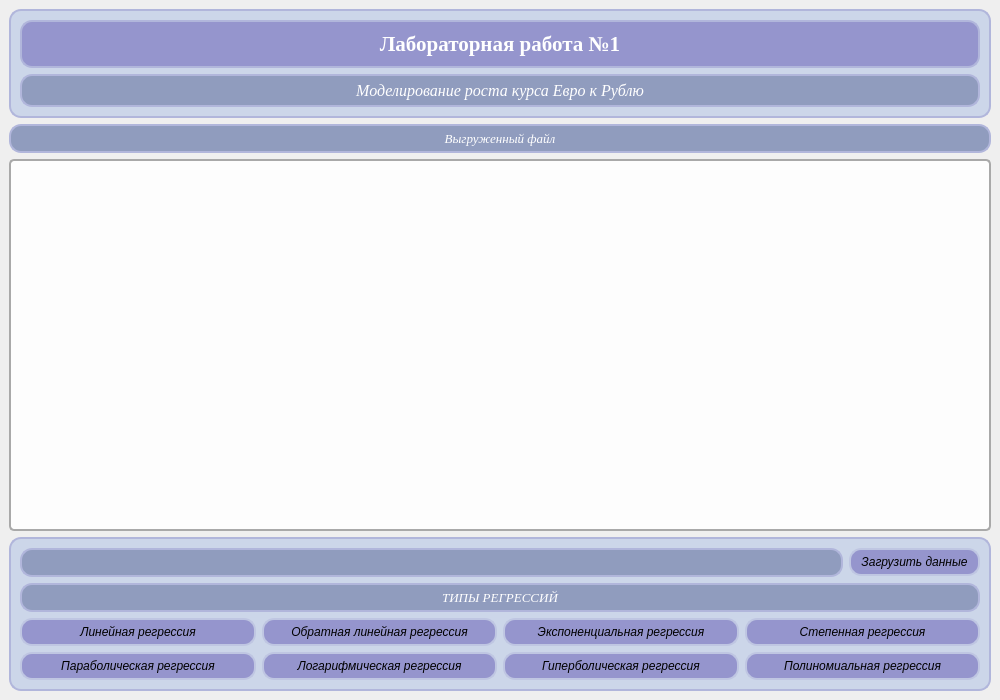
The window that Classical mathematical models of complex system/Laba1_EuroToRubleExchangeRate/mainwindow.ui (ImmortalAbode/Master_degree_uni-assignments) describes before a commit, drawn with Qt 5.
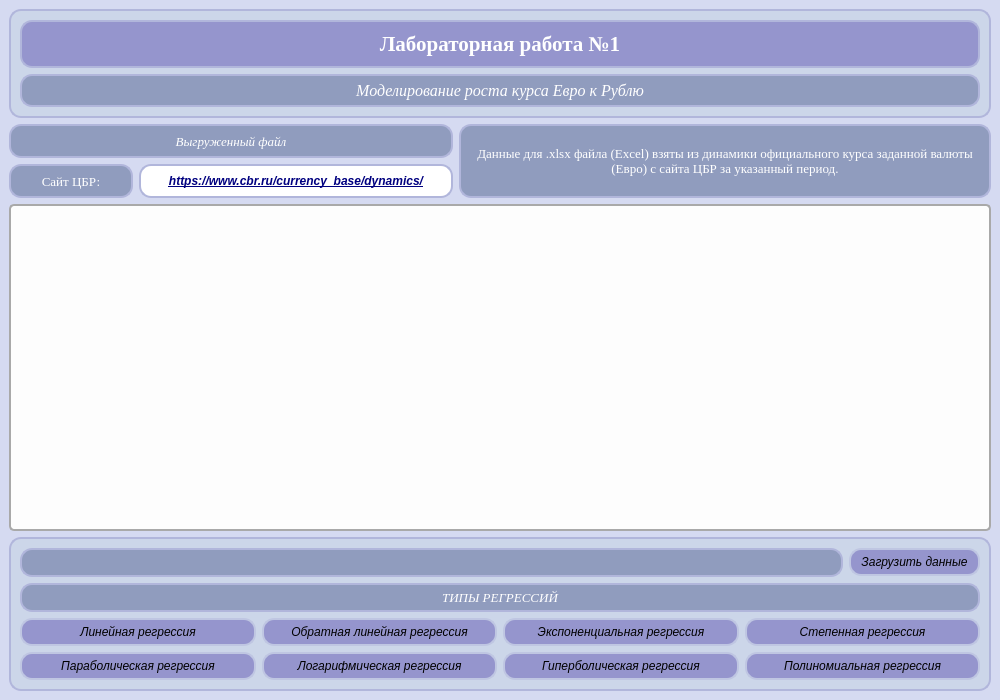
The same window after the commit.

The edit to the form file:
```diff
--- a/Classical mathematical models of complex system/Laba1_EuroToRubleExchangeRate/mainwindow.ui
+++ b/Classical mathematical models of complex system/Laba1_EuroToRubleExchangeRate/mainwindow.ui
@@ -20,13 +20,15 @@
    <string>MainWindow</string>
   </property>
   <property name="styleSheet">
-   <string notr="true"/>
+   <string notr="true">QMainWindow{
+	 background-color: rgb(213, 218, 241);
+}</string>
   </property>
   <widget class="QWidget" name="centralwidget">
    <property name="styleSheet">
     <string notr="true"/>
    </property>
-   <layout class="QGridLayout" name="gridLayout_3">
+   <layout class="QGridLayout" name="gridLayout_4">
     <item row="0" column="0">
      <widget class="QFrame" name="frame_title">
       <property name="styleSheet">
@@ -105,29 +107,212 @@
      </widget>
     </item>
     <item row="1" column="0">
-     <widget class="QLabel" name="label_uploadedFile">
-      <property name="font">
-       <font>
-        <family>Times New Roman</family>
-        <pointsize>10</pointsize>
-        <italic>true</italic>
-       </font>
-      </property>
-      <property name="styleSheet">
-       <string notr="true">QLabel {
+     <layout class="QGridLayout" name="gridLayout_3">
+      <item row="0" column="2" rowspan="2">
+       <widget class="QLabel" name="label_info">
+        <property name="font">
+         <font>
+          <family>Times New Roman</family>
+          <pointsize>10</pointsize>
+          <italic>false</italic>
+         </font>
+        </property>
+        <property name="cursor">
+         <cursorShape>ArrowCursor</cursorShape>
+        </property>
+        <property name="styleSheet">
+         <string notr="true">QLabel {
+	background-color: #909CBE;
+	color: #ffffff;
+	border: 2px solid #B1B6DB;
+	border-radius: 12px;
+	padding: 5px 10px;
+}</string>
+        </property>
+        <property name="frameShadow">
+         <enum>QFrame::Shadow::Plain</enum>
+        </property>
+        <property name="text">
+         <string>Данные для .xlsx файла (Excel) взяты из динамики официального курса заданной валюты (Евро) с сайта ЦБР за указанный период.</string>
+        </property>
+        <property name="alignment">
+         <set>Qt::AlignmentFlag::AlignCenter</set>
+        </property>
+        <property name="wordWrap">
+         <bool>true</bool>
+        </property>
+        <property name="textInteractionFlags">
+         <set>Qt::TextInteractionFlag::NoTextInteraction</set>
+        </property>
+       </widget>
+      </item>
+      <item row="1" column="0">
+       <widget class="QLabel" name="label_info_link">
+        <property name="font">
+         <font>
+          <family>Times New Roman</family>
+          <pointsize>10</pointsize>
+          <italic>false</italic>
+         </font>
+        </property>
+        <property name="cursor">
+         <cursorShape>ArrowCursor</cursorShape>
+        </property>
+        <property name="styleSheet">
+         <string notr="true">QLabel {
+	background-color: #909CBE;
+	color: #ffffff;
+	border: 2px solid #B1B6DB;
+	border-radius: 12px;
+	padding: 5px 10px;
+	max-width: 100px;
+}</string>
+        </property>
+        <property name="frameShadow">
+         <enum>QFrame::Shadow::Plain</enum>
+        </property>
+        <property name="text">
+         <string>Сайт ЦБР:</string>
+        </property>
+        <property name="alignment">
+         <set>Qt::AlignmentFlag::AlignCenter</set>
+        </property>
+        <property name="wordWrap">
+         <bool>true</bool>
+        </property>
+        <property name="textInteractionFlags">
+         <set>Qt::TextInteractionFlag::NoTextInteraction</set>
+        </property>
+       </widget>
+      </item>
+      <item row="1" column="1">
+       <widget class="QLabel" name="label_link">
+        <property name="font">
+         <font>
+          <family>Segoe UI</family>
+          <pointsize>9</pointsize>
+          <italic>true</italic>
+          <underline>true</underline>
+          <fontweight>ExtraBold</fontweight>
+         </font>
+        </property>
+        <property name="cursor">
+         <cursorShape>IBeamCursor</cursorShape>
+        </property>
+        <property name="styleSheet">
+         <string notr="true">QLabel {
+    background-color: rgb(255, 255, 255);
+	color: rgb(0, 0, 127);
+    font-family: &quot;Segoe UI&quot;;
+    font-size: 9pt;
+    font-weight: 800;
+    padding: 5px;
+	max-width: 300px;
+	border: 2px solid #B1B6DB;
+	border-radius: 12px;
+}
+</string>
+        </property>
+        <property name="frameShadow">
+         <enum>QFrame::Shadow::Plain</enum>
+        </property>
+        <property name="text">
+         <string>https://www.cbr.ru/currency_base/dynamics/</string>
+        </property>
+        <property name="alignment">
+         <set>Qt::AlignmentFlag::AlignCenter</set>
+        </property>
+        <property name="wordWrap">
+         <bool>true</bool>
+        </property>
+        <property name="textInteractionFlags">
+         <set>Qt::TextInteractionFlag::TextSelectableByMouse</set>
+        </property>
+       </widget>
+      </item>
+      <item row="0" column="0" colspan="2">
+       <widget class="QLabel" name="label_uploadedFile">
+        <property name="font">
+         <font>
+          <family>Times New Roman</family>
+          <pointsize>10</pointsize>
+          <italic>true</italic>
+         </font>
+        </property>
+        <property name="styleSheet">
+         <string notr="true">QLabel {
 	background-color: #909CBE;
 	color: white;
 	border: 2px solid #B1B6DB;
 	border-radius: 12px;
 	padding: 5px 10px;
 }</string>
+        </property>
+        <property name="text">
+         <string>Выгруженный файл</string>
+        </property>
+        <property name="alignment">
+         <set>Qt::AlignmentFlag::AlignCenter</set>
+        </property>
+       </widget>
+      </item>
+     </layout>
+    </item>
+    <item row="2" column="0">
+     <widget class="QTableView" name="tableView_TableData">
+      <property name="sizePolicy">
+       <sizepolicy hsizetype="Preferred" vsizetype="Expanding">
+        <horstretch>0</horstretch>
+        <verstretch>0</verstretch>
+       </sizepolicy>
       </property>
-      <property name="text">
-       <string>Выгруженный файл</string>
+      <property name="styleSheet">
+       <string notr="true">QTableView { 
+	background-color: #fdfdfd; 
+	alternate-background-color: #f0f4f8; 
+	gridline-color: #d1dbe5; font: 10pt &quot;Segoe UI&quot;; 
+	color: #102a43;
+	border: 2px solid darkgray;
+	border-radius: 5px;
+} 
+QHeaderView::section { 
+	background-color: #9334ff; 
+	color: white; 
+	padding: 4px; 
+	border: 1px solid #6925b6; 
+	font-weight: bold;
+	text-align: center;
+} 
+QTableView::item:selected { 
+ 	background-color: #93c5fd;
+	color: #0c1a2c; 
+} 
+QTableView::item:hover 
+{ 
+	background-color: #dbeafe; 
+}</string>
       </property>
-      <property name="alignment">
-       <set>Qt::AlignmentFlag::AlignCenter</set>
+      <property name="frameShadow">
+       <enum>QFrame::Shadow::Raised</enum>
       </property>
+      <property name="editTriggers">
+       <set>QAbstractItemView::EditTrigger::NoEditTriggers</set>
+      </property>
+      <property name="alternatingRowColors">
+       <bool>true</bool>
+      </property>
+      <property name="showGrid">
+       <bool>true</bool>
+      </property>
+      <property name="gridStyle">
+       <enum>Qt::PenStyle::DashLine</enum>
+      </property>
+      <attribute name="horizontalHeaderCascadingSectionResizes">
+       <bool>false</bool>
+      </attribute>
+      <attribute name="horizontalHeaderStretchLastSection">
+       <bool>false</bool>
+      </attribute>
      </widget>
     </item>
     <item row="3" column="0">
@@ -578,55 +763,6 @@
       </layout>
      </widget>
     </item>
-    <item row="2" column="0">
-     <widget class="QTableView" name="tableView_TableData">
-      <property name="styleSheet">
-       <string notr="true">QTableView { 
-	background-color: #fdfdfd; 
-	alternate-background-color: #f0f4f8; 
-	gridline-color: #d1dbe5; font: 10pt &quot;Segoe UI&quot;; 
-	color: #102a43;
-	border: 2px solid darkgray;
-	border-radius: 5px;
-} 
-QHeaderView::section { 
-	background-color: #9334ff; 
-	color: white; 
-	padding: 4px; 
-	border: 1px solid #6925b6; 
-	font-weight: bold;
-} 
-QTableView::item:selected { 
- 	background-color: #93c5fd;
-	color: #0c1a2c; 
-} 
-QTableView::item:hover 
-{ 
-	background-color: #dbeafe; 
-}
-
-</string>
-      </property>
-      <property name="editTriggers">
-       <set>QAbstractItemView::EditTrigger::NoEditTriggers</set>
-      </property>
-      <property name="alternatingRowColors">
-       <bool>true</bool>
-      </property>
-      <property name="showGrid">
-       <bool>true</bool>
-      </property>
-      <property name="gridStyle">
-       <enum>Qt::PenStyle::DashLine</enum>
-      </property>
-      <attribute name="horizontalHeaderCascadingSectionResizes">
-       <bool>false</bool>
-      </attribute>
-      <attribute name="horizontalHeaderStretchLastSection">
-       <bool>false</bool>
-      </attribute>
-     </widget>
-    </item>
    </layout>
   </widget>
  </widget>
```
Left out of the diff: 2 changed lines with no effect on the pictures.
